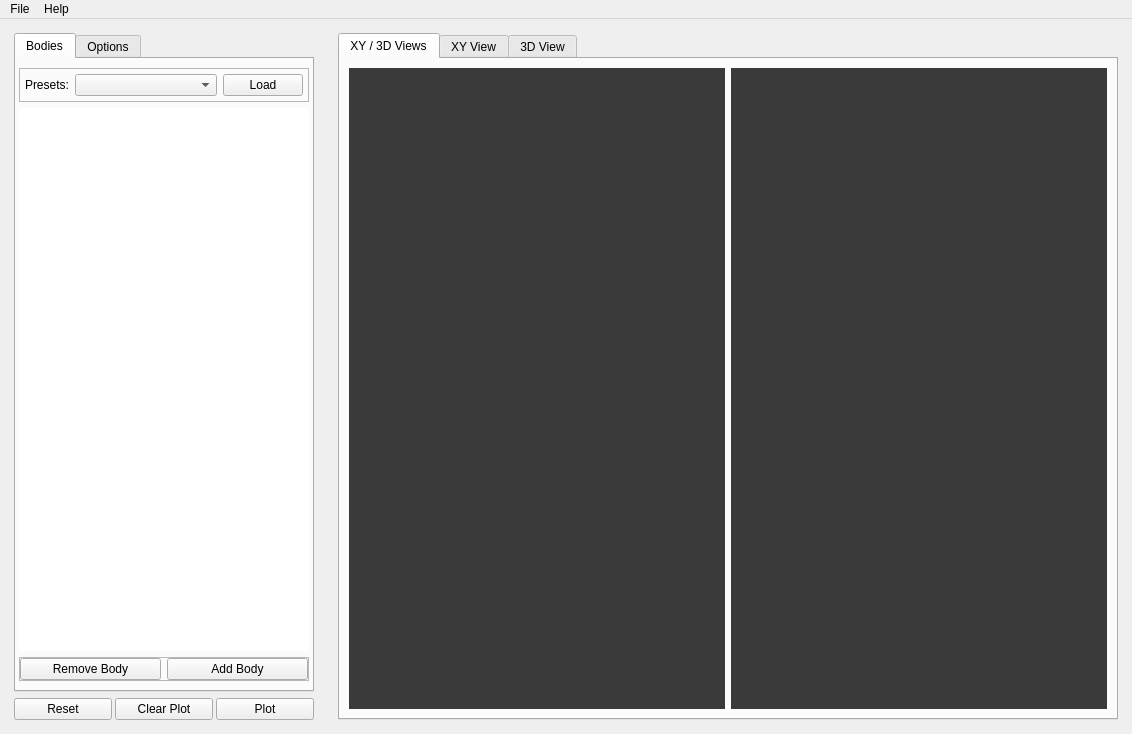
jwfraustro/AST3211-jfraustro, file lib/assets/gui/mainWindow.ui: the form before one commit.
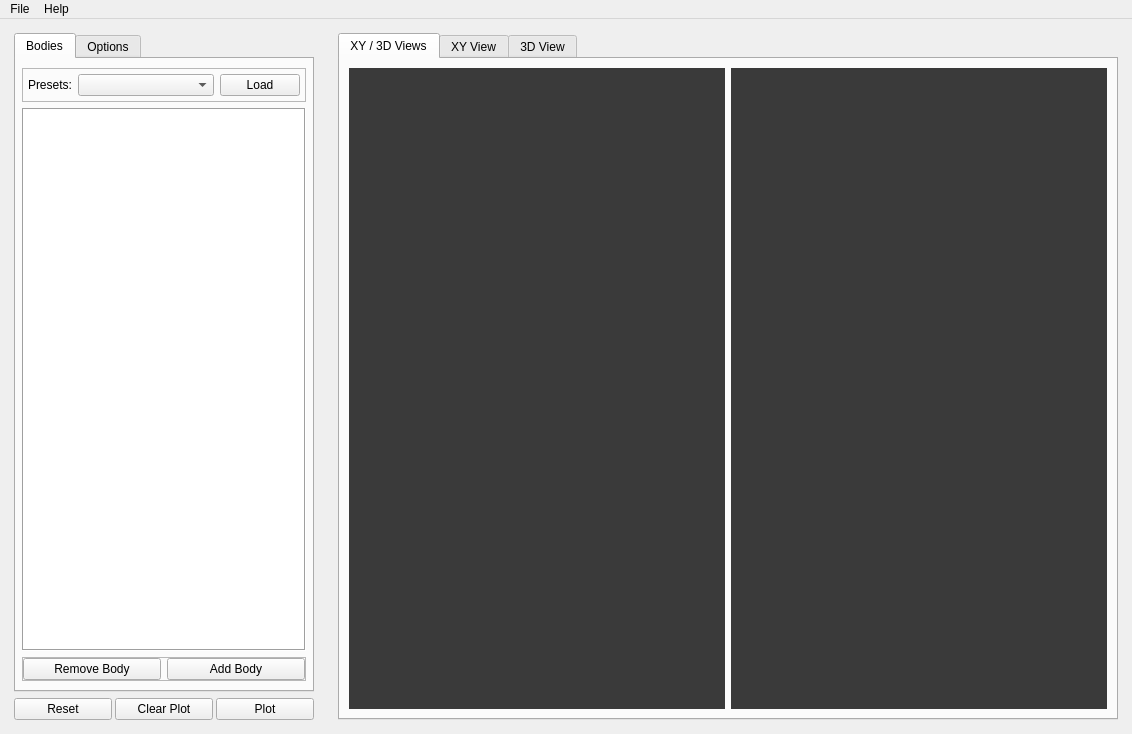
The form after the commit.

```diff
--- a/lib/assets/gui/mainWindow.ui
+++ b/lib/assets/gui/mainWindow.ui
@@ -62,10 +62,10 @@
           </attribute>
           <layout class="QVBoxLayout" name="verticalLayout_3">
            <property name="leftMargin">
-            <number>3</number>
+            <number>6</number>
            </property>
            <property name="rightMargin">
-            <number>3</number>
+            <number>6</number>
            </property>
            <item>
             <widget class="QFrame" name="frame_2">
@@ -128,8 +128,11 @@
                <verstretch>1</verstretch>
               </sizepolicy>
              </property>
+             <property name="autoFillBackground">
+              <bool>true</bool>
+             </property>
              <property name="frameShape">
-              <enum>QFrame::NoFrame</enum>
+              <enum>QFrame::Box</enum>
              </property>
              <property name="horizontalScrollBarPolicy">
               <enum>Qt::ScrollBarAlwaysOff</enum>
```
Left out of the diff: 3 changed lines with no effect on the pictures.
